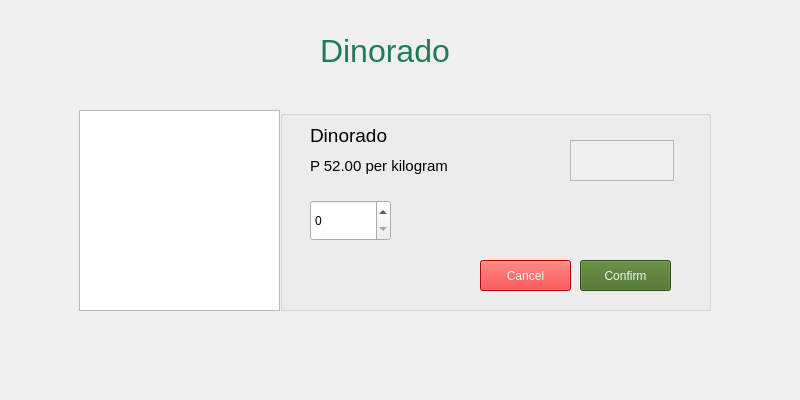
Qt form UI folder/thesisUIform2.1.ui (Dann-Joseph123/grainMate) before a commit.
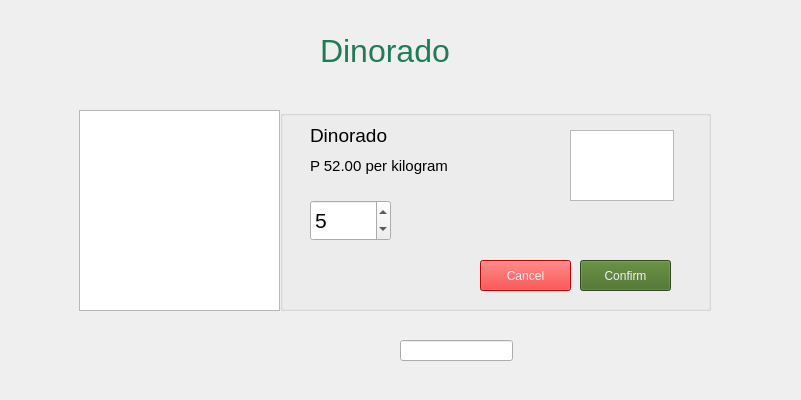
The same form after that commit. Icons and pictures are not drawn.

What changed in the file:
```diff
--- a/UI folder/thesisUIform2.1.ui
+++ b/UI folder/thesisUIform2.1.ui
@@ -6,7 +6,7 @@
    <rect>
     <x>0</x>
     <y>0</y>
-    <width>800</width>
+    <width>801</width>
     <height>400</height>
    </rect>
   </property>
@@ -112,21 +112,22 @@
       <height>41</height>
      </rect>
     </property>
-   </widget>
-   <widget class="QPlainTextEdit" name="dinoradoTextEdit">
-    <property name="enabled">
-     <bool>false</bool>
+    <property name="font">
+     <font>
+      <pointsize>16</pointsize>
+     </font>
     </property>
-    <property name="geometry">
-     <rect>
-      <x>290</x>
-      <y>30</y>
-      <width>104</width>
-      <height>41</height>
-     </rect>
+    <property name="singleStep">
+     <number>2</number>
     </property>
-    <property name="readOnly">
-     <bool>true</bool>
+    <property name="stepType">
+     <enum>QAbstractSpinBox::AdaptiveDecimalStepType</enum>
+    </property>
+    <property name="value">
+     <number>5</number>
+    </property>
+    <property name="displayIntegerBase">
+     <number>10</number>
     </property>
    </widget>
    <widget class="QPushButton" name="dinoradoConfirmButton">
@@ -165,6 +166,32 @@
      <string>Cancel</string>
     </property>
    </widget>
+   <widget class="QTextEdit" name="textEdit">
+    <property name="geometry">
+     <rect>
+      <x>290</x>
+      <y>20</y>
+      <width>104</width>
+      <height>71</height>
+     </rect>
+    </property>
+    <property name="layoutDirection">
+     <enum>Qt::RightToLeft</enum>
+    </property>
+    <property name="readOnly">
+     <bool>true</bool>
+    </property>
+   </widget>
+  </widget>
+  <widget class="QLineEdit" name="lineEdit">
+   <property name="geometry">
+    <rect>
+     <x>400</x>
+     <y>340</y>
+     <width>113</width>
+     <height>21</height>
+    </rect>
+   </property>
   </widget>
  </widget>
  <resources>
```
